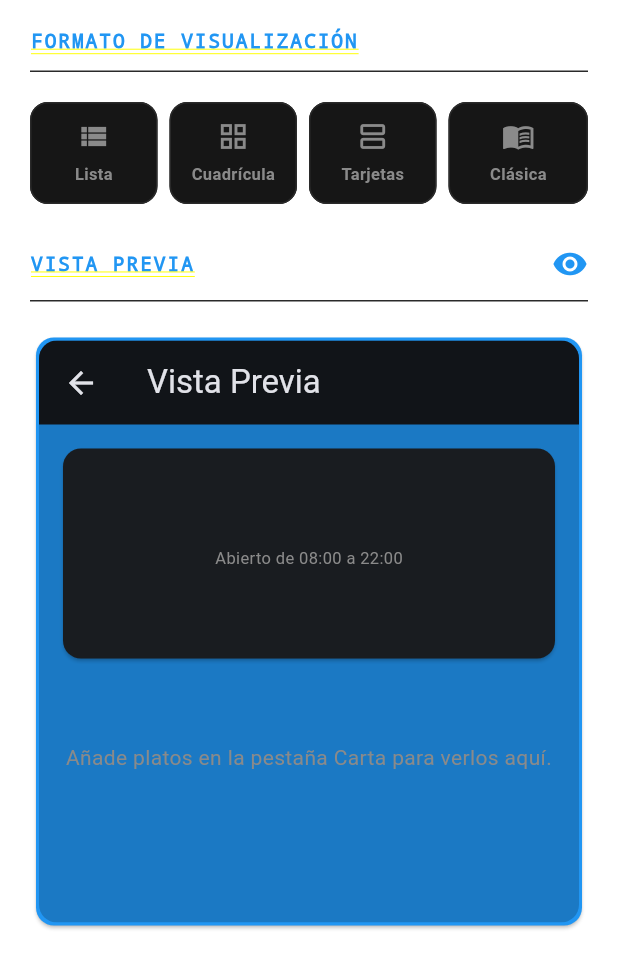
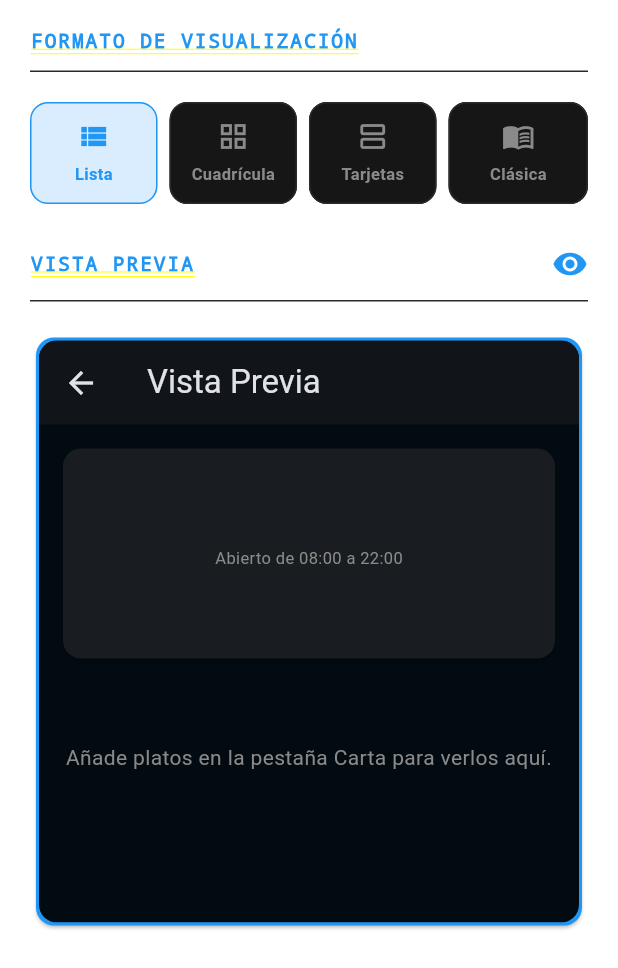
Before and after one commit to AleBesu/top_menu, a Flutter app: the PreviewTab screen opened directly, on a phone screen of 412 x 824 dp. Shown: the top 968 px of the screen. Run offline on Flutter 3.47's test engine with Material 3 defaults, Android fonts, the phone set to English and light mode, and no system bars; our stand-ins replace dotted_line, flutter_colorpicker, flutter_riverpod, hive_ce_flutter, image_cropper, image_picker and 3 more; missing offline and left inert: network_info_plus, shelf_router; accounts and stored records are empty.

Commit message:
feat: Introduce menu layout mode configuration and enhance restaurant model

```diff
--- a/lib/UI/providers/restaurant_provider.dart
+++ b/lib/UI/providers/restaurant_provider.dart
@@ -6,6 +6,7 @@ import 'package:flutter/foundation.dart';
 import 'package:flutter_riverpod/flutter_riverpod.dart';
 import 'package:top_menu/app/app_colors.dart';
 import 'package:top_menu/core/datasourses/hive_restaurant_local_data_source.dart';
+import 'package:top_menu/core/enum/menu_layout_mode.dart';
 import 'package:top_menu/core/models/menu_category.dart';
 import 'package:top_menu/core/models/product.dart';
 import 'package:top_menu/core/models/restaurant_config.dart';
@@ -125,6 +126,11 @@ class RestaurantNotifier extends Notifier<RestaurantConfig> {
     _persist();
   }
 
+  void setMenuLayoutMode(MenuLayoutMode? value) {
+    state = state.copyWith(menuLayoutMode: value);
+    _persist();
+  }
+
   // ── Categorías
 
   void addCategory(MenuCategory newCategory) {
--- a/lib/UI/screens/tabs/preview_tab.dart
+++ b/lib/UI/screens/tabs/preview_tab.dart
@@ -69,7 +69,7 @@ class _PreviewTabState extends ConsumerState<PreviewTab> {
 
   Widget _buildPreviewScreen(WidgetRef ref) {
     final menuConfigPro = ref.watch(menuConfigProvider);
-    final menuViewConfigPro = ref.watch(menuViewConfigProvider);
+    // final menuViewConfigPro = ref.watch(menuViewConfigProvider);
 
     return Theme(
       data: ThemeData(
@@ -84,10 +84,15 @@ class _PreviewTabState extends ConsumerState<PreviewTab> {
               : Brightness.light,
         ),
 
-        scaffoldBackgroundColor: Color.alphaBlend(
-          menuConfigPro.primaryColor.withOpacity(0.25),
-          menuConfigPro.isDarkTheme ? Colors.black26 : Colors.white,
-        ),
+        scaffoldBackgroundColor: menuConfigPro.isDarkTheme
+            ? Color.alphaBlend(
+                menuConfigPro.primaryColor.withOpacity(0.07),
+                Colors.black,
+              )
+            : Color.alphaBlend(
+                menuConfigPro.primaryColor.withOpacity(0.25),
+                Colors.white,
+              ),
       ),
       child: Scaffold(
         appBar: AppBar(title: Text('Vista Previa')),
@@ -167,9 +172,12 @@ class _PreviewTabState extends ConsumerState<PreviewTab> {
               ),
 
               const SizedBox(height: 12),
-              _MenuViewBuilder(
-                mode: menuViewConfigPro.menuLayoutMode,
-                categories: menuConfigPro.categories,
+              Padding(
+                padding: const EdgeInsets.symmetric(horizontal: 4),
+                child: _MenuViewBuilder(
+                  mode: menuConfigPro.menuLayoutMode,
+                  categories: menuConfigPro.categories,
+                ),
               ),
               const SizedBox(height: 12),
             ],
--- a/lib/UI/widgets/view_mode_selector.dart
+++ b/lib/UI/widgets/view_mode_selector.dart
@@ -1,5 +1,6 @@
 import 'package:flutter/material.dart';
 import 'package:flutter_riverpod/flutter_riverpod.dart';
+import 'package:top_menu/UI/providers/restaurant_provider.dart';
 
 import '../../app/app_colors.dart';
 import '../../core/enum/menu_layout_mode.dart';
@@ -10,7 +11,7 @@ class ViewModeSelector extends ConsumerWidget {
 
   @override
   Widget build(BuildContext context, WidgetRef ref) {
-    final current = ref.watch(menuViewConfigProvider);
+    final menuLayoutMode = ref.watch(menuConfigProvider).menuLayoutMode;
     return Row(
       children: [
         for (final m in MenuLayoutMode.values)
@@ -20,17 +21,22 @@ class ViewModeSelector extends ConsumerWidget {
                 right: m == MenuLayoutMode.values.last ? 0 : 8,
               ),
               child: Material(
-                color: m == current ? AppColors.redSoft : AppColors.surface,
+                color: m == menuLayoutMode
+                    ? AppColors.redSoft
+                    : AppColors.surface,
                 shape: RoundedRectangleBorder(
                   borderRadius: BorderRadius.circular(12),
                   side: BorderSide(
-                    color: m == current ? AppColors.primary : AppColors.border,
+                    color: m == menuLayoutMode
+                        ? AppColors.primary
+                        : AppColors.border,
                   ),
                 ),
                 child: InkWell(
                   borderRadius: BorderRadius.circular(12),
-                  onTap: () =>
-                      ref.read(menuViewConfigProvider.notifier).select(m),
+                  onTap: () => ref
+                      .read(menuConfigProvider.notifier)
+                      .setMenuLayoutMode(m),
                   child: Padding(
                     padding: const EdgeInsets.symmetric(vertical: 12),
                     child: Column(
@@ -38,7 +44,7 @@ class ViewModeSelector extends ConsumerWidget {
                         Icon(
                           m.icon,
                           size: 22,
-                          color: m == current
+                          color: m == menuLayoutMode
                               ? AppColors.primary
                               : AppColors.muted,
                         ),
@@ -48,7 +54,7 @@ class ViewModeSelector extends ConsumerWidget {
                           style: TextStyle(
                             fontSize: 11,
                             fontWeight: FontWeight.w600,
-                            color: m == current
+                            color: m == menuLayoutMode
                                 ? AppColors.primary
                                 : AppColors.muted,
                           ),
--- a/lib/core/models/restaurant_config.dart
+++ b/lib/core/models/restaurant_config.dart
@@ -1,6 +1,7 @@
 import 'dart:ui';
 
 import 'package:top_menu/app/app_colors.dart';
+import 'package:top_menu/core/enum/menu_layout_mode.dart';
 
 import 'menu_category.dart';
 
@@ -14,7 +15,7 @@ class RestaurantConfig {
   final bool isDarkTheme;
   final Color primaryColor;
   final List<MenuCategory> categories;
-
+  final MenuLayoutMode menuLayoutMode;
   const RestaurantConfig({
     required this.name,
     this.bannerPath,
@@ -25,6 +26,7 @@ class RestaurantConfig {
     this.numberPhone,
     this.isDarkTheme = false,
     this.primaryColor = AppColors.primary,
+    this.menuLayoutMode = MenuLayoutMode.list,
   });
 
   RestaurantConfig copyWith({
@@ -40,6 +42,7 @@ class RestaurantConfig {
     bool? isDarkTheme,
     Color? primaryColor,
     List<MenuCategory>? categories,
+    MenuLayoutMode? menuLayoutMode,
   }) => RestaurantConfig(
     name: name ?? this.name,
     bannerPath: clearBanner ? null : bannerPath ?? this.bannerPath,
@@ -50,5 +53,6 @@ class RestaurantConfig {
     isDarkTheme: isDarkTheme ?? this.isDarkTheme,
     primaryColor: primaryColor ?? this.primaryColor,
     categories: categories ?? this.categories,
+    menuLayoutMode: menuLayoutMode ?? this.menuLayoutMode,
   );
 }
```
Also changed, not shown: lib/UI/providers/ui_providers.dart (+0 -45 lines), lib/UI/screens/tabs/general_tab.dart (+5 -3 lines), lib/core/datasourses/hive_restaurant_local_data_source.dart (+7 -0 lines).
